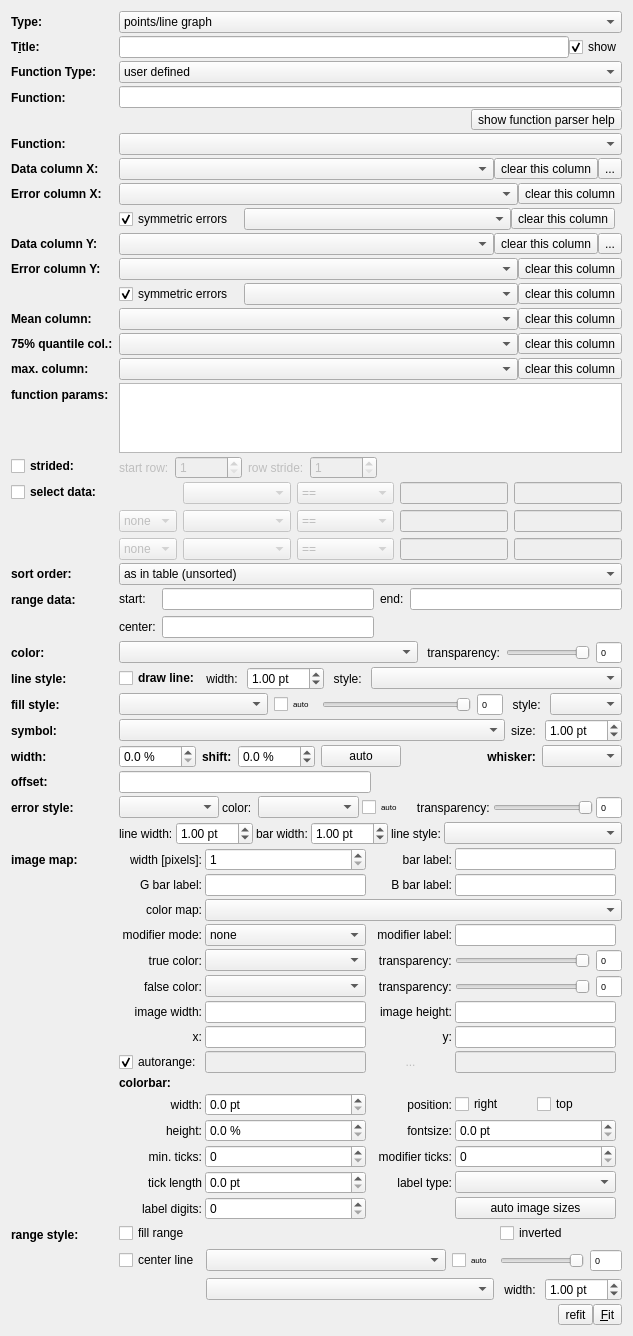
jkriege2/QuickFit3, file plugins/table/qftablegraphsettings.ui: the form before one commit.
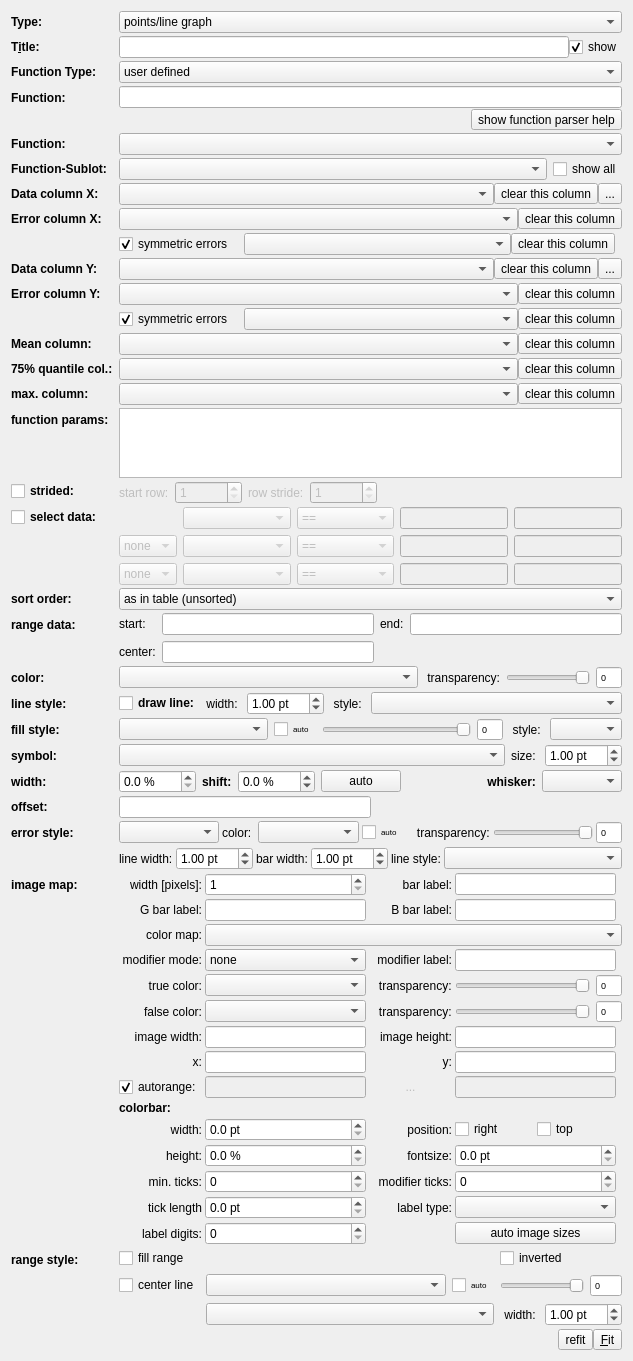
The form after the commit. Icons and pictures are not drawn. Custom widgets are drawn as their Qt base class.

```diff
--- a/plugins/table/qftablegraphsettings.ui
+++ b/plugins/table/qftablegraphsettings.ui
@@ -7,7 +7,7 @@
     <x>0</x>
     <y>0</y>
     <width>633</width>
-    <height>1270</height>
+    <height>1307</height>
    </rect>
   </property>
   <property name="windowTitle">
@@ -286,7 +286,7 @@
      </layout>
     </widget>
    </item>
-   <item row="6" column="0">
+   <item row="7" column="0">
     <widget class="QLabel" name="labDataX">
      <property name="font">
       <font>
@@ -302,7 +302,7 @@
      </property>
     </widget>
    </item>
-   <item row="17" column="0">
+   <item row="19" column="0">
     <widget class="QCheckBox" name="chkSTrided">
      <property name="font">
       <font>
@@ -315,7 +315,7 @@
      </property>
     </widget>
    </item>
-   <item row="17" column="1">
+   <item row="19" column="1">
     <widget class="QWidget" name="widStride" native="true">
      <property name="enabled">
       <bool>false</bool>
@@ -383,7 +383,7 @@
      </layout>
     </widget>
    </item>
-   <item row="21" column="0">
+   <item row="23" column="0">
     <widget class="QLabel" name="labColor">
      <property name="font">
       <font>
@@ -399,7 +399,7 @@
      </property>
     </widget>
    </item>
-   <item row="21" column="1">
+   <item row="23" column="1">
     <widget class="QWidget" name="widColor" native="true">
      <layout class="QHBoxLayout" name="horizontalLayout_17" stretch="1,0,0,0">
       <property name="leftMargin">
@@ -501,7 +501,7 @@
      </layout>
     </widget>
    </item>
-   <item row="22" column="0">
+   <item row="24" column="0">
     <widget class="QLabel" name="labLinestyle">
      <property name="font">
       <font>
@@ -517,7 +517,7 @@
      </property>
     </widget>
    </item>
-   <item row="22" column="1">
+   <item row="24" column="1">
     <widget class="QWidget" name="widLineStyle" native="true">
      <layout class="QGridLayout" name="gridLayout_4" columnstretch="0,0,0,0,0,0">
       <property name="leftMargin">
@@ -603,7 +603,7 @@
      </layout>
     </widget>
    </item>
-   <item row="23" column="0">
+   <item row="25" column="0">
     <widget class="QLabel" name="labFillColor">
      <property name="font">
       <font>
@@ -619,7 +619,7 @@
      </property>
     </widget>
    </item>
-   <item row="23" column="1">
+   <item row="25" column="1">
     <widget class="QWidget" name="widFillColor" native="true">
      <layout class="QHBoxLayout" name="horizontalLayout_16" stretch="0,0,0,0,0,0">
       <property name="leftMargin">
@@ -736,7 +736,7 @@
      </layout>
     </widget>
    </item>
-   <item row="24" column="0">
+   <item row="26" column="0">
     <widget class="QLabel" name="labSymbol">
      <property name="font">
       <font>
@@ -752,7 +752,7 @@
      </property>
     </widget>
    </item>
-   <item row="24" column="1">
+   <item row="26" column="1">
     <widget class="QWidget" name="widSymbol" native="true">
      <layout class="QHBoxLayout" name="horizontalLayout_22" stretch="1,0,0">
       <property name="leftMargin">
@@ -812,7 +812,7 @@
      </layout>
     </widget>
    </item>
-   <item row="27" column="0">
+   <item row="29" column="0">
     <widget class="QLabel" name="labErrorStyle">
      <property name="font">
       <font>
@@ -828,7 +828,7 @@
      </property>
     </widget>
    </item>
-   <item row="27" column="1">
+   <item row="29" column="1">
     <widget class="QWidget" name="widErrorStyle" native="true">
      <layout class="QVBoxLayout" name="verticalLayout">
       <property name="spacing">
@@ -1036,7 +1036,7 @@
      </layout>
     </widget>
    </item>
-   <item row="29" column="0">
+   <item row="31" column="0">
     <widget class="QLabel" name="labImage">
      <property name="font">
       <font>
@@ -1052,7 +1052,7 @@
      </property>
     </widget>
    </item>
-   <item row="29" column="1">
+   <item row="31" column="1">
     <widget class="QWidget" name="widImage" native="true">
      <layout class="QGridLayout" name="gridLayout_5" rowminimumheight="0,0,0,0,0,0,0,0,0,0,0,0,0,0,0">
       <property name="leftMargin">
@@ -1784,7 +1784,7 @@
      </layout>
     </widget>
    </item>
-   <item row="32" column="1">
+   <item row="34" column="1">
     <layout class="QHBoxLayout" name="horizontalLayout">
      <item>
       <spacer name="horizontalSpacer">
@@ -1905,7 +1905,7 @@
    <item row="5" column="1">
     <widget class="QFFitFunctionComboBox" name="cmbQFFitFunction"/>
    </item>
-   <item row="16" column="0">
+   <item row="18" column="0">
     <widget class="QLabel" name="labFuctionParameters">
      <property name="font">
       <font>
@@ -1921,10 +1921,10 @@
      </property>
     </widget>
    </item>
-   <item row="16" column="1">
+   <item row="18" column="1">
     <widget class="QEnhancedTableView" name="tabFunctionParameters"/>
    </item>
-   <item row="25" column="0">
+   <item row="27" column="0">
     <widget class="QLabel" name="labWidth">
      <property name="font">
       <font>
@@ -1940,7 +1940,7 @@
      </property>
     </widget>
    </item>
-   <item row="25" column="1">
+   <item row="27" column="1">
     <widget class="QWidget" name="widWidth" native="true">
      <layout class="QHBoxLayout" name="horizontalLayout_2">
       <property name="leftMargin">
@@ -2061,7 +2061,7 @@
      </layout>
     </widget>
    </item>
-   <item row="20" column="0">
+   <item row="22" column="0">
     <widget class="QLabel" name="labRangeData">
      <property name="font">
       <font>
@@ -2077,7 +2077,7 @@
      </property>
     </widget>
    </item>
-   <item row="20" column="1">
+   <item row="22" column="1">
     <widget class="QWidget" name="widRangeData" native="true">
      <layout class="QGridLayout" name="gridLayout">
       <property name="leftMargin">
@@ -2146,7 +2146,7 @@
      </layout>
     </widget>
    </item>
-   <item row="30" column="0">
+   <item row="32" column="0">
     <widget class="QLabel" name="labRangeStyle">
      <property name="font">
       <font>
@@ -2162,7 +2162,7 @@
      </property>
     </widget>
    </item>
-   <item row="30" column="1">
+   <item row="32" column="1">
     <widget class="QWidget" name="widRangeStyle" native="true">
      <layout class="QGridLayout" name="gridLayout_3">
       <property name="leftMargin">
@@ -2326,7 +2326,7 @@
      </layout>
     </widget>
    </item>
-   <item row="6" column="1">
+   <item row="7" column="1">
     <layout class="QHBoxLayout" name="horizontalLayout_5">
      <item>
       <widget class="QFEnhancedComboBox" name="cmbLinesXData">
@@ -2371,7 +2371,7 @@
      </item>
     </layout>
    </item>
-   <item row="9" column="1">
+   <item row="11" column="1">
     <layout class="QHBoxLayout" name="horizontalLayout_6">
      <item>
       <widget class="QFEnhancedComboBox" name="cmbLinesYData">
@@ -2416,7 +2416,7 @@
      </item>
     </layout>
    </item>
-   <item row="9" column="0">
+   <item row="11" column="0">
     <widget class="QLabel" name="labDataY">
      <property name="font">
       <font>
@@ -2432,7 +2432,7 @@
      </property>
     </widget>
    </item>
-   <item row="7" column="0">
+   <item row="9" column="0">
     <widget class="QLabel" name="labErrorX">
      <property name="font">
       <font>
@@ -2445,7 +2445,7 @@
      </property>
     </widget>
    </item>
-   <item row="10" column="0">
+   <item row="12" column="0">
     <widget class="QLabel" name="labErrorY">
      <property name="font">
       <font>
@@ -2458,7 +2458,7 @@
      </property>
     </widget>
    </item>
-   <item row="12" column="1">
+   <item row="14" column="1">
     <layout class="QHBoxLayout" name="horizontalLayout_11">
      <item>
       <widget class="QFEnhancedComboBox" name="cmbLinesMean">
@@ -2489,7 +2489,7 @@
      </item>
     </layout>
    </item>
-   <item row="12" column="0">
+   <item row="14" column="0">
     <widget class="QLabel" name="labMean">
      <property name="font">
       <font>
@@ -2502,7 +2502,7 @@
      </property>
     </widget>
    </item>
-   <item row="13" column="0">
+   <item row="15" column="0">
     <widget class="QLabel" name="labQ75">
      <property name="font">
       <font>
@@ -2515,7 +2515,7 @@
      </property>
     </widget>
    </item>
-   <item row="13" column="1">
+   <item row="15" column="1">
     <layout class="QHBoxLayout" name="horizontalLayout_9">
      <item>
       <widget class="QFEnhancedComboBox" name="cmbLinesQ75">
@@ -2546,7 +2546,7 @@
      </item>
     </layout>
    </item>
-   <item row="14" column="1">
+   <item row="16" column="1">
     <layout class="QHBoxLayout" name="horizontalLayout_10">
      <item>
       <widget class="QFEnhancedComboBox" name="cmbLinesMax">
@@ -2577,7 +2577,7 @@
      </item>
     </layout>
    </item>
-   <item row="14" column="0">
+   <item row="16" column="0">
     <widget class="QLabel" name="labMax">
      <property name="font">
       <font>
@@ -2590,7 +2590,7 @@
      </property>
     </widget>
    </item>
-   <item row="18" column="0">
+   <item row="20" column="0">
     <widget class="QCheckBox" name="chkSelectData">
      <property name="font">
       <font>
@@ -2603,7 +2603,7 @@
      </property>
     </widget>
    </item>
-   <item row="18" column="1">
+   <item row="20" column="1">
     <widget class="QWidget" name="widDataSelect" native="true">
      <property name="enabled">
       <bool>false</bool>
@@ -2912,7 +2912,7 @@
      </layout>
     </widget>
    </item>
-   <item row="26" column="0">
+   <item row="28" column="0">
     <widget class="QLabel" name="labOffset">
      <property name="font">
       <font>
@@ -2928,7 +2928,7 @@
      </property>
     </widget>
    </item>
-   <item row="26" column="1">
+   <item row="28" column="1">
     <layout class="QHBoxLayout" name="horizontalLayout_13">
      <item>
       <widget class="QFDoubleEdit" name="edtOffset">
@@ -2955,7 +2955,7 @@
      </item>
     </layout>
    </item>
-   <item row="10" column="1">
+   <item row="12" column="1">
     <widget class="QWidget" name="widErrorY" native="true">
      <layout class="QHBoxLayout" name="horizontalLayout_8">
       <property name="spacing">
@@ -3003,7 +3003,7 @@
      </layout>
     </widget>
    </item>
-   <item row="11" column="1">
+   <item row="13" column="1">
     <widget class="QWidget" name="widErrorY2" native="true">
      <layout class="QHBoxLayout" name="horizontalLayout_15">
       <property name="spacing">
@@ -3061,7 +3061,7 @@
      </layout>
     </widget>
    </item>
-   <item row="8" column="1">
+   <item row="10" column="1">
     <widget class="QWidget" name="widErrorX2" native="true">
      <layout class="QHBoxLayout" name="horizontalLayout_14">
       <property name="spacing">
@@ -3126,7 +3126,7 @@
      </layout>
     </widget>
    </item>
-   <item row="7" column="1">
+   <item row="9" column="1">
     <widget class="QWidget" name="widErrorX" native="true">
      <layout class="QHBoxLayout" name="horizontalLayout_7">
       <property name="spacing">
@@ -3198,7 +3198,7 @@
      </item>
     </layout>
    </item>
-   <item row="19" column="0">
+   <item row="21" column="0">
     <widget class="QLabel" name="labSort">
      <property name="font">
       <font>
@@ -3211,7 +3211,7 @@
      </property>
     </widget>
    </item>
-   <item row="19" column="1">
+   <item row="21" column="1">
     <widget class="QComboBox" name="cmbSort">
      <item>
       <property name="text">
@@ -3230,6 +3230,50 @@
      </item>
     </widget>
    </item>
+   <item row="6" column="0">
+    <widget class="QLabel" name="labQFFitFuction2">
+     <property name="font">
+      <font>
+       <weight>75</weight>
+       <bold>true</bold>
+      </font>
+     </property>
+     <property name="text">
+      <string>Function-Sublot:</string>
+     </property>
+     <property name="buddy">
+      <cstring>edtFunction</cstring>
+     </property>
+    </widget>
+   </item>
+   <item row="6" column="1">
+    <widget class="QWidget" name="widQFFitFunctionSubplot" native="true">
+     <layout class="QHBoxLayout" name="horizontalLayout_12" stretch="1,0">
+      <property name="leftMargin">
+       <number>0</number>
+      </property>
+      <property name="topMargin">
+       <number>0</number>
+      </property>
+      <property name="rightMargin">
+       <number>0</number>
+      </property>
+      <property name="bottomMargin">
+       <number>0</number>
+      </property>
+      <item>
+       <widget class="QComboBox" name="cmbQFFitFunctionSubplot"/>
+      </item>
+      <item>
+       <widget class="QCheckBox" name="chkQFFitFunctionSubplotAll">
+        <property name="text">
+         <string>show all</string>
+        </property>
+       </widget>
+      </item>
+     </layout>
+    </widget>
+   </item>
   </layout>
  </widget>
  <customwidgets>
```
Left out of the diff: 172 changed lines with no effect on the pictures.
